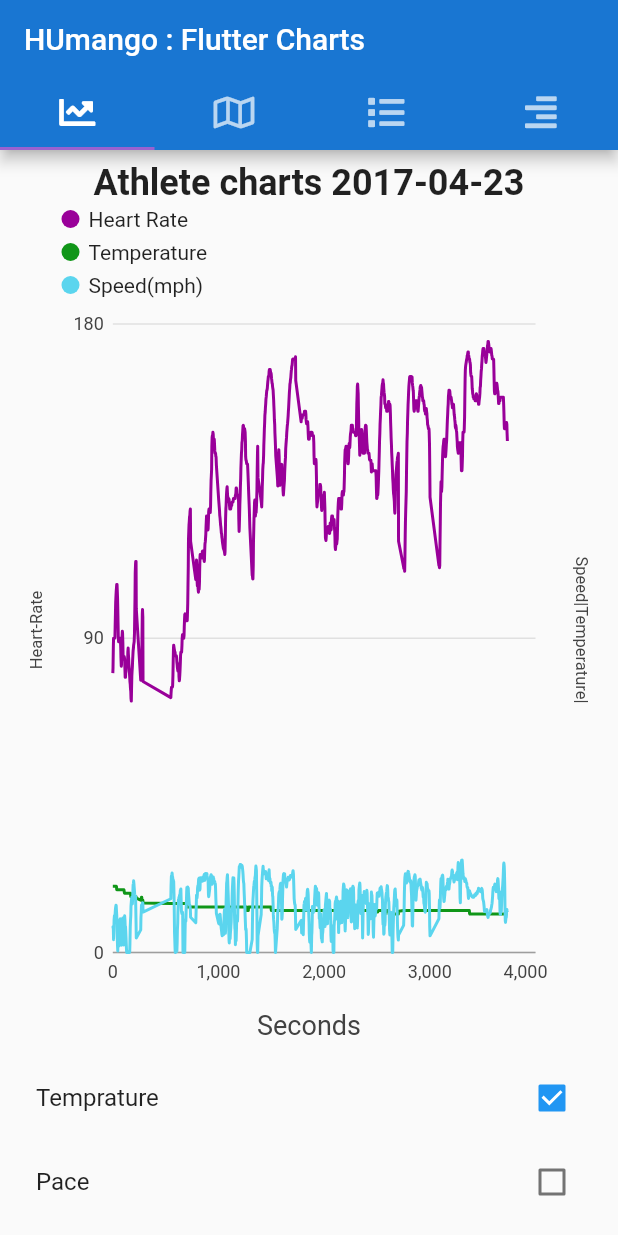
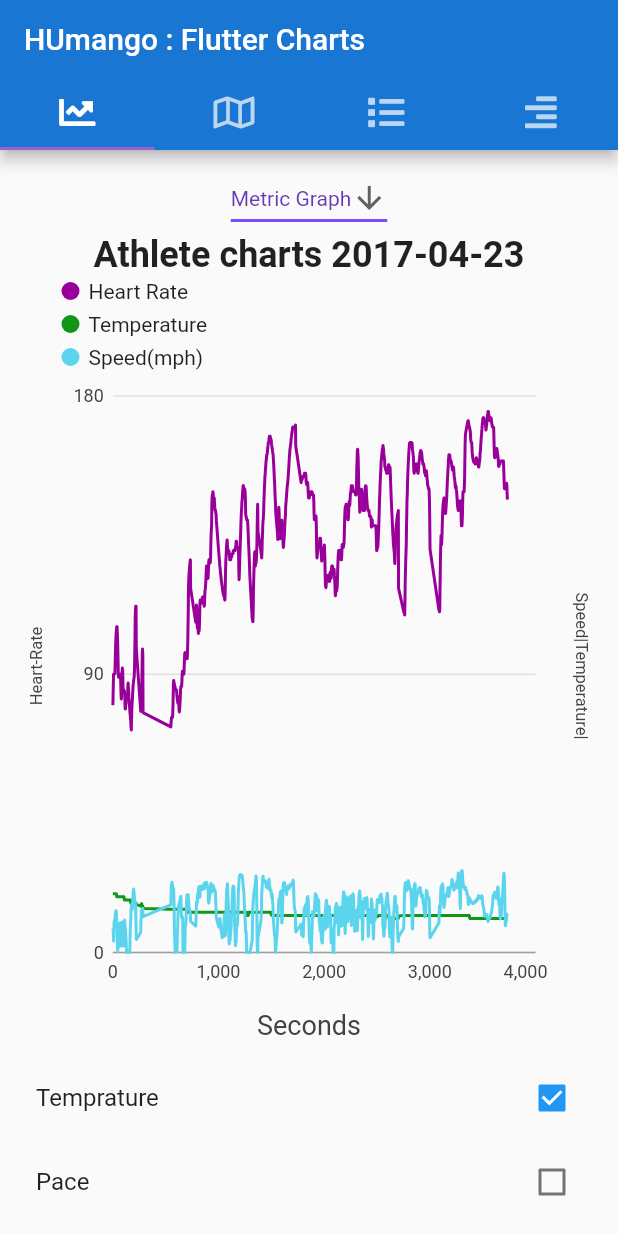
Before and after one commit to abhijeetnavgire158/humango_charts, a Flutter app: the screen it shows after launch, after a tap on an icon or button, on a phone screen of 412 x 824 dp. Run offline on Flutter 3.47's test engine with Material 2 defaults, Android fonts, the light colour scheme and no system bars; our stand-ins replace charts_flutter, font_awesome_flutter, google_maps_flutter; missing offline and left inert: flutter_polyline_points; statements that could not run were skipped.

Commit message:
Dropdown Added in home page

```diff
--- a/lib/homepage.dart
+++ b/lib/homepage.dart
@@ -3,6 +3,7 @@ import 'dart:convert';
 import 'package:humango_chart/activity_summary.dart';
 import 'package:humango_chart/activitydata.dart';
 import 'package:humango_chart/graph/activity_summary_graph.dart';
+import 'package:humango_chart/graph/chart.dart';
 import 'package:humango_chart/model/activitylistmodel.dart';
 import 'package:humango_chart/place_polygon.dart';
 import 'package:humango_chart/tooltip.dart';
@@ -39,6 +40,7 @@ class _HomePageState extends State<HomePage> {
   bool _isPaceSelected = false;
   String _leftYaxisText = 'Heart-Rate';
   String _rightYaxisText = 'Temperature|Speed|';
+  String chartTypeDropdownValue = 'Metric Graph';
 
   bool isload = false;
 
@@ -176,6 +178,32 @@ class _HomePageState extends State<HomePage> {
     );
   }
 
+  Widget _buildChartTypeDropdown(BuildContext context) {
+    return DropdownButton<String>(
+      value: chartTypeDropdownValue,
+      icon: Icon(Icons.arrow_downward),
+      iconSize: 24,
+      elevation: 16,
+      style: TextStyle(color: Colors.deepPurple),
+      underline: Container(
+        height: 2,
+        color: Colors.deepPurpleAccent,
+      ),
+      onChanged: (String newValue) {
+        setState(() {
+          chartTypeDropdownValue = newValue;
+        });
+      },
+      items: <String>['Metric Graph', 'Bar Graph', 'Line Graph']
+          .map<DropdownMenuItem<String>>((String value) {
+        return DropdownMenuItem<String>(
+          value: value,
+          child: Text(value),
+        );
+      }).toList(),
+    );
+  }
+
   @override
   void initState() {
     print('InitState 2');
@@ -190,6 +218,7 @@ class _HomePageState extends State<HomePage> {
   @override
   Widget build(BuildContext context) {
     print('BUILD CALL 2');
+    print(chartTypeDropdownValue);
     bool isPotrait =
         (MediaQuery.of(context).orientation == Orientation.portrait);
     double titleFontSize = isPotrait ? 24 : 16;
@@ -230,6 +259,7 @@ class _HomePageState extends State<HomePage> {
                   child: Center(
                     child: Column(
                       children: <Widget>[
+                        _buildChartTypeDropdown(context),
                         Text(
                           'Athlete charts ${this.widget.activityDate}',
                           style: TextStyle(
@@ -237,7 +267,8 @@ class _HomePageState extends State<HomePage> {
                               fontWeight: FontWeight.bold),
                         ),
                         Expanded(
-                          child: isload == true
+                          child: (isload == true &&
+                                  chartTypeDropdownValue == 'Metric Graph')
                               ? charts.LineChart(
                                   _seriesLineData,
                                   animate: true,
@@ -329,7 +360,14 @@ class _HomePageState extends State<HomePage> {
                                     })
                                   ],
                                 )
-                              : Container(),
+                              : (isload == true &&
+                                      chartTypeDropdownValue == 'Line Graph')
+                                  ? Chart() //Line Chart
+                                  : (isload == true &&
+                                          chartTypeDropdownValue == 'Bar Graph')
+                                      ? ActivitySummaryBarChart
+                                          .withSampleData() //Bar Chart
+                                      : Container(),
                         ),
                         isPotrait
                             ? CheckboxListTile(
```
